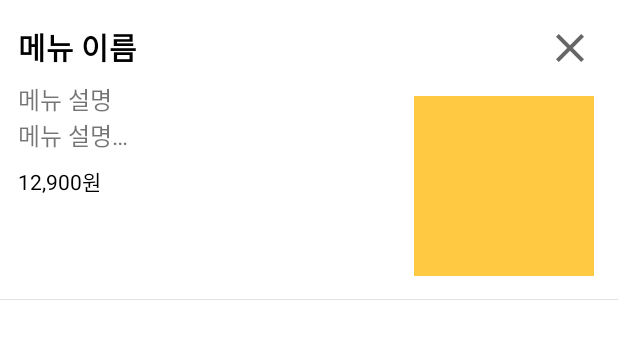
After one commit to Bepo0328/FoodDeliveryApp, an Android app: the layout viewholder_order_menu.xml on its own in the app's theme, with its tools: preview values and no code run, on a phone screen of 412 x 824 dp. The commit adds this screen. Shown: the top 339 px of the screen. Run offline under Robolectric (Android 15) with nearby library versions, the phone set to English and light mode, and no system bars.

Commit message:
주문 구현 - 화면 구현
# 비로그인시 로그인 화면으로 이동
# 로그인시 주문하기 화면으로 이동
# 주문 화면에 주문 리스트 생성

```diff
--- a/app/src/main/AndroidManifest.xml
+++ b/app/src/main/AndroidManifest.xml
@@ -26,6 +26,8 @@
         </activity>
         <activity android:name=".presentation.myloaction.MyLocationActivity" />
         <activity android:name=".presentation.home.restaurant.detail.RestaurantDetailActivity"/>
+        <activity android:name=".presentation.order.OrderMenuListActivity"/>
+
         <meta-data
             android:name="com.kakao.sdk.AppKey"
             android:value="@string/kakao_api_key" />
--- a/app/src/main/java/kr/co/bepo/fooddeliveryapp/di/appModule.kt
+++ b/app/src/main/java/kr/co/bepo/fooddeliveryapp/di/appModule.kt
@@ -25,6 +25,8 @@ import kr.co.bepo.fooddeliveryapp.presentation.home.restaurant.detail.review.Res
 import kr.co.bepo.fooddeliveryapp.presentation.like.RestaurantLikeListViewModel
 import kr.co.bepo.fooddeliveryapp.presentation.my.MyViewModel
 import kr.co.bepo.fooddeliveryapp.presentation.myloaction.MyLocationViewModel
+import kr.co.bepo.fooddeliveryapp.presentation.order.OrderMenuListViewModel
+import kr.co.bepo.fooddeliveryapp.utility.event.MenuChangeEventBus
 import kr.co.bepo.fooddeliveryapp.utility.provider.DefaultResourcesProvider
 import kr.co.bepo.fooddeliveryapp.utility.provider.ResourcesProvider
 import org.koin.android.ext.koin.androidApplication
@@ -99,8 +101,10 @@ val presentModule = module {
     }
     viewModel { (restaurantTitle: String) -> RestaurantReviewListViewModel(restaurantTitle, get()) }
     viewModel { RestaurantLikeListViewModel(get()) }
+    viewModel { OrderMenuListViewModel(get()) }
 }
 
 val utilModule = module {
     single<ResourcesProvider> { DefaultResourcesProvider(androidApplication()) }
+    single { MenuChangeEventBus() }
 }
--- a/app/src/main/java/kr/co/bepo/fooddeliveryapp/domain/model/CellType.kt
+++ b/app/src/main/java/kr/co/bepo/fooddeliveryapp/domain/model/CellType.kt
@@ -5,5 +5,6 @@ enum class CellType {
     RESTAURANT_CELL,
     LIKE_RESTAURANT_CELL,
     FOOD_CELL,
-    REVIEW_CELL
+    REVIEW_CELL,
+    ORDER_FOOD_CELL
 }
--- a/app/src/main/java/kr/co/bepo/fooddeliveryapp/widget/adapter/viewholder/restaurant/food/FoodMenuViewHolder.kt
+++ b/app/src/main/java/kr/co/bepo/fooddeliveryapp/widget/adapter/viewholder/food/FoodMenuViewHolder.kt
@@ -1,4 +1,4 @@
-package kr.co.bepo.fooddeliveryapp.widget.adapter.viewholder.restaurant.food
+package kr.co.bepo.fooddeliveryapp.widget.adapter.viewholder.food
 
 import com.bumptech.glide.load.resource.bitmap.CenterCrop
 import kr.co.bepo.fooddeliveryapp.R
--- a/app/src/main/java/kr/co/bepo/fooddeliveryapp/widget/adapter/viewholder/restaurant/review/ReviewViewHolder.kt
+++ b/app/src/main/java/kr/co/bepo/fooddeliveryapp/widget/adapter/viewholder/review/ReviewViewHolder.kt
@@ -1,7 +1,5 @@
-package kr.co.bepo.fooddeliveryapp.widget.adapter.viewholder.restaurant.review
+package kr.co.bepo.fooddeliveryapp.widget.adapter.viewholder.review
 
-import androidx.core.content.ContextCompat
-import kr.co.bepo.fooddeliveryapp.R
 import kr.co.bepo.fooddeliveryapp.databinding.ViewholderReviewBinding
 import kr.co.bepo.fooddeliveryapp.domain.model.restaurant.review.ReviewModel
 import kr.co.bepo.fooddeliveryapp.extensions.clear
--- /dev/null
+++ b/app/src/main/res/layout/viewholder_order_menu.xml
@@ -0,0 +1,83 @@
+<?xml version="1.0" encoding="utf-8"?>
+<androidx.constraintlayout.widget.ConstraintLayout xmlns:android="http://schemas.android.com/apk/res/android"
+    xmlns:app="http://schemas.android.com/apk/res-auto"
+    xmlns:tools="http://schemas.android.com/tools"
+    android:layout_width="match_parent"
+    android:layout_height="wrap_content"
+    android:background="?attr/selectableItemBackground"
+    android:clickable="true"
+    android:focusable="true">
+
+    <ImageView
+        android:id="@+id/removeImageView"
+        android:layout_width="32dp"
+        android:layout_height="32dp"
+        android:layout_margin="16dp"
+        android:contentDescription="@string/no_image_found"
+        android:src="@drawable/ic_close"
+        app:layout_constraintEnd_toEndOf="parent"
+        app:layout_constraintTop_toTopOf="parent" />
+
+    <ImageView
+        android:id="@+id/foodImageView"
+        android:layout_width="120dp"
+        android:layout_height="0dp"
+        android:layout_margin="16dp"
+        android:contentDescription="@string/no_image_found"
+        android:scaleType="centerCrop"
+        app:layout_constraintBottom_toBottomOf="parent"
+        app:layout_constraintDimensionRatio="w, 1:1"
+        app:layout_constraintEnd_toEndOf="parent"
+        app:layout_constraintTop_toBottomOf="@id/removeImageView"
+        tools:background="@color/orange_yellow" />
+
+    <TextView
+        android:id="@+id/foodTitleTextView"
+        android:layout_width="0dp"
+        android:layout_height="wrap_content"
+        android:layout_marginHorizontal="12dp"
+        android:textColor="@color/black"
+        android:textSize="20sp"
+        android:textStyle="bold"
+        app:layout_constraintBottom_toTopOf="@id/foodDescriptionTextView"
+        app:layout_constraintEnd_toStartOf="@id/foodImageView"
+        app:layout_constraintStart_toStartOf="parent"
+        app:layout_constraintTop_toTopOf="@id/removeImageView"
+        app:layout_constraintVertical_bias="0"
+        app:layout_constraintVertical_chainStyle="packed"
+        tools:text="메뉴 이름" />
+
+    <TextView
+        android:id="@+id/foodDescriptionTextView"
+        android:layout_width="0dp"
+        android:layout_height="wrap_content"
+        android:layout_marginTop="8dp"
+        android:ellipsize="end"
+        android:maxLines="2"
+        android:textSize="16sp"
+        app:layout_constraintBottom_toTopOf="@id/priceTextView"
+        app:layout_constraintEnd_toEndOf="@id/foodTitleTextView"
+        app:layout_constraintStart_toStartOf="@id/foodTitleTextView"
+        app:layout_constraintTop_toBottomOf="@id/foodTitleTextView"
+        tools:text="메뉴 설명\n메뉴 설명\n메뉴 설명" />
+
+    <TextView
+        android:id="@+id/priceTextView"
+        android:layout_width="wrap_content"
+        android:layout_height="wrap_content"
+        android:layout_marginTop="8dp"
+        android:textColor="@color/black"
+        app:layout_constraintBottom_toBottomOf="parent"
+        app:layout_constraintStart_toStartOf="@id/foodTitleTextView"
+        app:layout_constraintTop_toBottomOf="@id/foodDescriptionTextView"
+        tools:text="12,900원" />
+
+    <View
+        android:layout_width="0dp"
+        android:layout_height="0.5dp"
+        android:background="@color/gray_226"
+        app:layout_constraintBottom_toBottomOf="parent"
+        app:layout_constraintEnd_toEndOf="parent"
+        app:layout_constraintStart_toStartOf="parent" />
+
+</androidx.constraintlayout.widget.ConstraintLayout>
--- a/app/src/main/res/values/strings.xml
+++ b/app/src/main/res/values/strings.xml
@@ -52,4 +52,9 @@
     <string name="restaurant_like_list">찜 리스트</string>
     <string name="empty_restaurant_like_text">찜한 내역이 존재하지 않습니다.</string>
 
+    <!-- Activity Order Menu List -->
+    <string name="order_list_check">주문 확인</string>
+    <string name="do_order">주문 하기</string>
+    <string name="clear_order_menu">주문 취소</string>
+
 </resources>
```
Also changed, not shown: app/src/main/java/kr/co/bepo/fooddeliveryapp/presentation/home/HomeFragment.kt (+37 -3 lines), app/src/main/java/kr/co/bepo/fooddeliveryapp/presentation/home/restaurant/detail/RestaurantDetailActivity.kt (+36 -1 lines), app/src/main/java/kr/co/bepo/fooddeliveryapp/presentation/main/MainActivity.kt (+24 -6 lines), app/src/main/java/kr/co/bepo/fooddeliveryapp/presentation/order/OrderMenuListActivity.kt (added, +90 -0 lines), app/src/main/java/kr/co/bepo/fooddeliveryapp/presentation/order/OrderMenuListState.kt (added, +23 -0 lines), app/src/main/java/kr/co/bepo/fooddeliveryapp/presentation/order/OrderMenuListViewModel.kt (added, +50 -0 lines), app/src/main/java/kr/co/bepo/fooddeliveryapp/utility/event/MenuChangeEventBus.kt (added, +13 -0 lines), app/src/main/java/kr/co/bepo/fooddeliveryapp/utility/mapper/ModelViewHolderMapper.kt (+9 -2 lines), app/src/main/java/kr/co/bepo/fooddeliveryapp/widget/adapter/listener/order/OrderMenuListListener.kt (added, +10 -0 lines), app/src/main/java/kr/co/bepo/fooddeliveryapp/widget/adapter/viewholder/order/OrderMenuViewHolder.kt (added, +44 -0 lines), app/src/main/res/layout/activity_order_menu_list.xml (added, +80 -0 lines).
